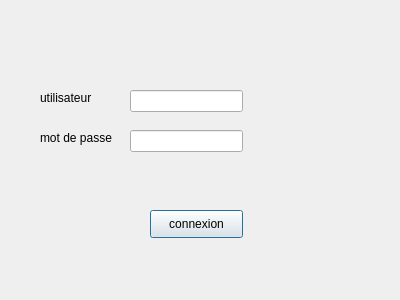
This is login.ui in fedinaimi/E-health_2A4 as Qt 5 draws it before an edit. The edited form follows.
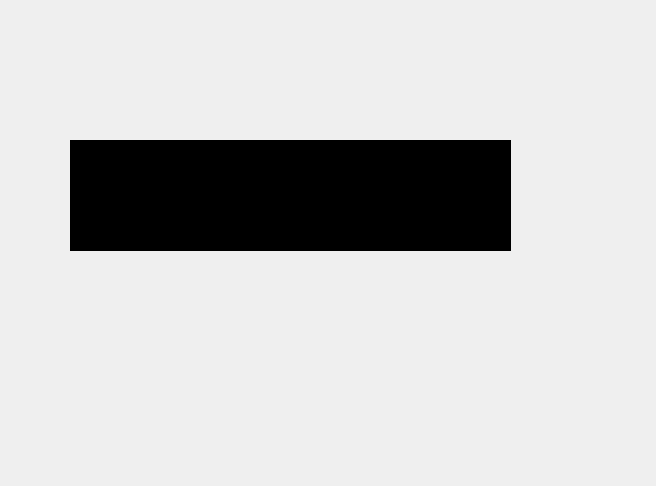
This is the edited form.

```diff
--- a/login.ui
+++ b/login.ui
@@ -6,70 +6,31 @@
    <rect>
     <x>0</x>
     <y>0</y>
-    <width>400</width>
-    <height>300</height>
+    <width>656</width>
+    <height>486</height>
    </rect>
   </property>
   <property name="windowTitle">
    <string>Dialog</string>
   </property>
-  <widget class="QPushButton" name="pushButton">
+  <widget class="QLabel" name="label1">
    <property name="geometry">
     <rect>
-     <x>150</x>
-     <y>210</y>
-     <width>93</width>
-     <height>28</height>
+     <x>70</x>
+     <y>140</y>
+     <width>441</width>
+     <height>111</height>
     </rect>
    </property>
-   <property name="text">
-    <string>connexion</string>
+   <property name="styleSheet">
+    <string notr="true">#label1{
+background:black;
+opacity:0.5;
+filter: alpha(opacity=50);
+}</string>
    </property>
-  </widget>
-  <widget class="QLabel" name="label">
-   <property name="geometry">
-    <rect>
-     <x>40</x>
-     <y>90</y>
-     <width>81</width>
-     <height>16</height>
-    </rect>
-   </property>
    <property name="text">
-    <string>utilisateur</string>
-   </property>
-  </widget>
-  <widget class="QLabel" name="label_2">
-   <property name="geometry">
-    <rect>
-     <x>40</x>
-     <y>130</y>
-     <width>91</width>
-     <height>16</height>
-    </rect>
-   </property>
-   <property name="text">
-    <string>mot de passe</string>
-   </property>
-  </widget>
-  <widget class="QLineEdit" name="lineEdit">
-   <property name="geometry">
-    <rect>
-     <x>130</x>
-     <y>90</y>
-     <width>113</width>
-     <height>22</height>
-    </rect>
-   </property>
-  </widget>
-  <widget class="QLineEdit" name="lineEdit_2">
-   <property name="geometry">
-    <rect>
-     <x>130</x>
-     <y>130</y>
-     <width>113</width>
-     <height>22</height>
-    </rect>
+    <string/>
    </property>
   </widget>
  </widget>
```
Left out of the diff: 4 changed lines with no effect on the pictures.
